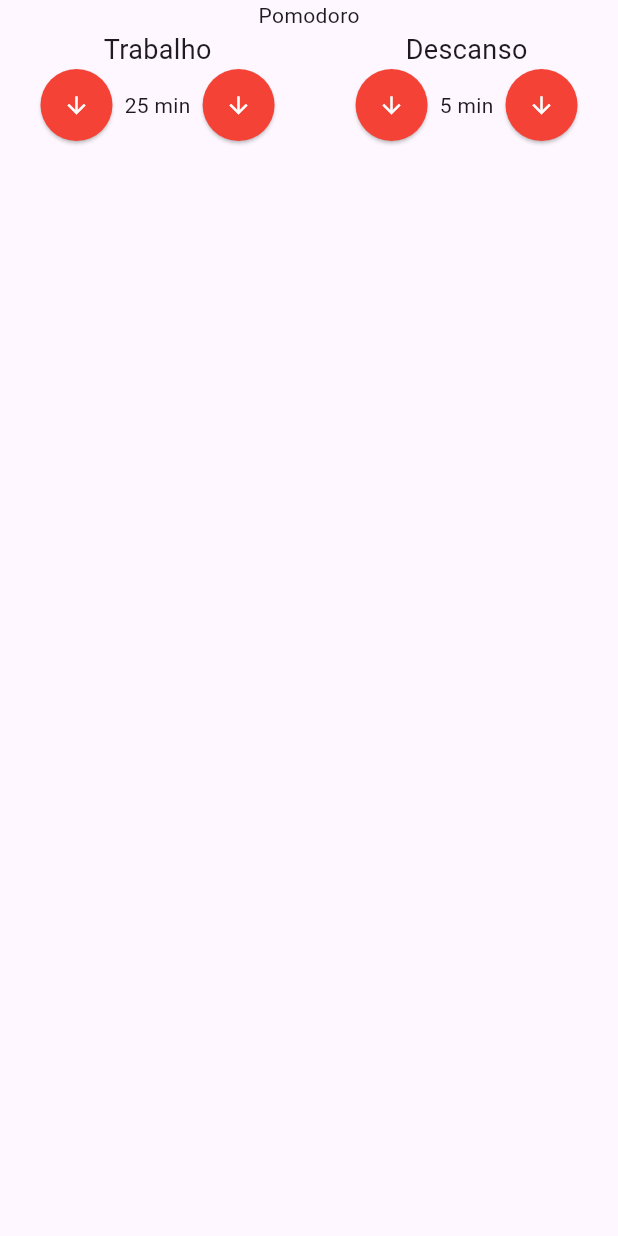
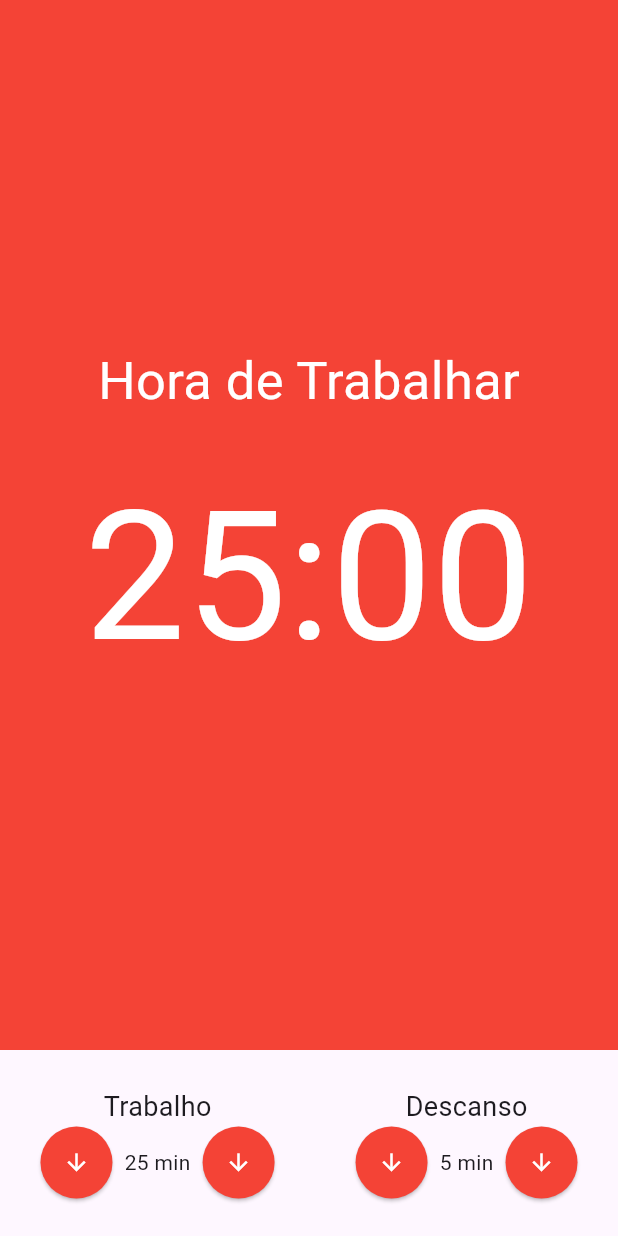
Before and after one commit to alexandre-silvaa/pomodoro, a Flutter app: the screen it shows after launch, on a phone screen of 412 x 824 dp. Run offline on Flutter 3.47's test engine with Material 3 defaults, Android fonts, the phone set to English and light mode, and no system bars; our stand-ins replace mobx; generated files the repository leaves out were written again.

Commit message:
feat: timer view

```diff
--- /dev/null
+++ b/lib/components/Timer.dart
@@ -0,0 +1,26 @@
+import 'package:flutter/material.dart';
+
+class Timer extends StatelessWidget {
+  const Timer({super.key});
+
+  @override
+  Widget build(BuildContext context) {
+    return Container(
+      color: Colors.red,
+      child: const Column(
+        mainAxisAlignment: MainAxisAlignment.center,
+        children: [
+          Text(
+            'Hora de Trabalhar',
+            style: TextStyle(fontSize: 35, color: Colors.white),
+          ),
+          SizedBox(height: 20),
+          Text(
+            '25:00',
+            style: TextStyle(fontSize: 120, color: Colors.white),
+          )
+        ],
+      ),
+    );
+  }
+}
--- a/lib/pages/Pomodoro.dart
+++ b/lib/pages/Pomodoro.dart
@@ -1,5 +1,6 @@
 import 'package:flutter/material.dart';
 import 'package:pomodoro/components/TimeEntry.dart';
+import 'package:pomodoro/components/Timer.dart';
 
 class Pomodoro extends StatelessWidget {
   const Pomodoro({super.key});
@@ -8,14 +9,18 @@ class Pomodoro extends StatelessWidget {
   Widget build(BuildContext context) {
     return const Scaffold(
       body: Column(
+        crossAxisAlignment: CrossAxisAlignment.stretch,
         children: [
-          Text('Pomodoro'),
-          Row(
-            mainAxisAlignment: MainAxisAlignment.spaceAround,
-            children: [
-              TimeEntry(title: 'Trabalho', value: 25),
-              TimeEntry(title: 'Descanso', value: 5)
-            ],
+          Expanded(child: Timer()),
+          Padding(
+            padding: EdgeInsets.symmetric(vertical: 25),
+            child: Row(
+              mainAxisAlignment: MainAxisAlignment.spaceAround,
+              children: [
+                TimeEntry(title: 'Trabalho', value: 25),
+                TimeEntry(title: 'Descanso', value: 5)
+              ],
+            ),
           )
         ],
       ),
```
